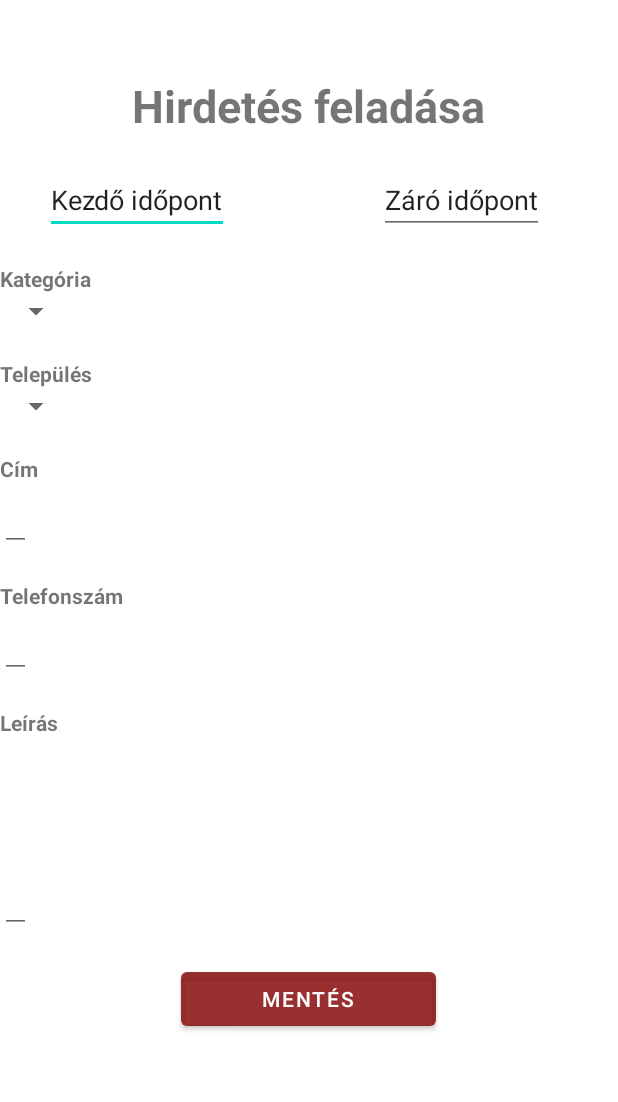
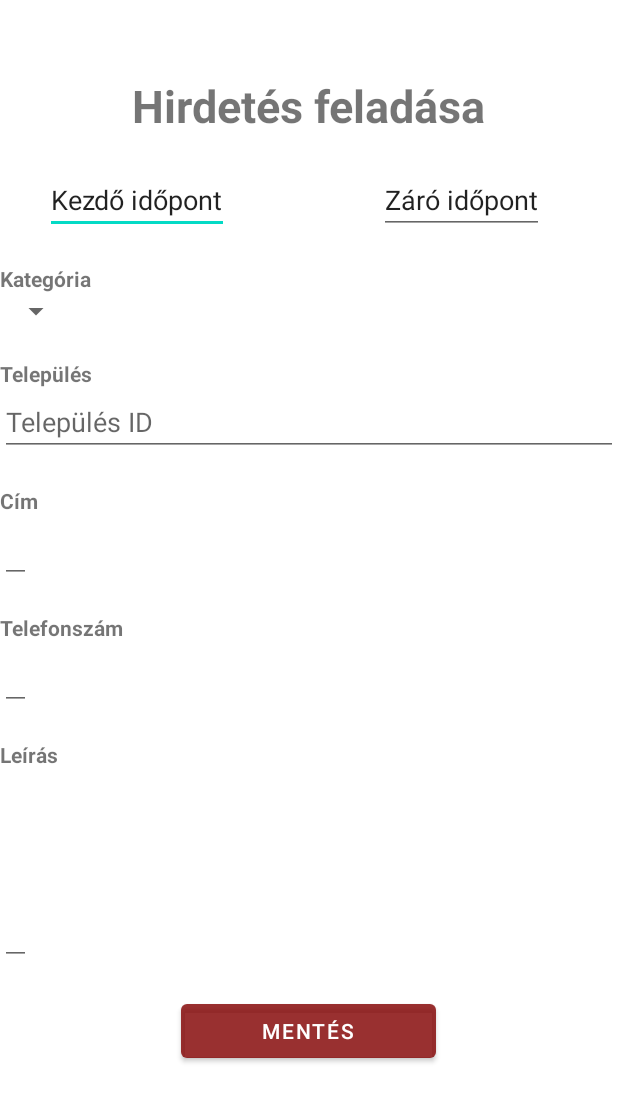
Before and after one commit to denesevelin/Vizsgaremek_Android, an Android app: the layout hirdetes_feladasa.xml on its own in the app's theme, with its tools: preview values and no code run, on a phone screen of 412 x 824 dp. Shown: the top 1102 px of the screen. Run offline under Robolectric (Android 15) with nearby library versions, the phone set to English and light mode, and no system bars.

Commit message:
Hirdetés feladása oldal kinézetének módosítása

```diff
--- a/app/src/main/res/layout/hirdetes_feladasa.xml
+++ b/app/src/main/res/layout/hirdetes_feladasa.xml
@@ -66,18 +66,18 @@
             android:layout_marginTop="20dp"
             android:id="@+id/textViewTelepulesHirdetesFeladasa"/>
 
-        <Spinner
-            android:layout_width="wrap_content"
+        <EditText
+            android:layout_width="match_parent"
             android:layout_height="wrap_content"
+            android:hint="Település ID"
             android:layout_below="@+id/textViewTelepulesHirdetesFeladasa"
-            android:spinnerMode="dropdown"
-            android:id="@+id/spinnerTelepulesHirdetesFeladasa"/>
+            android:id="@+id/editTelepulesHirdetesFeladasa"/>
 
         <TextView
             android:layout_width="wrap_content"
             android:layout_height="wrap_content"
             android:text="Cím"
-            android:layout_below="@id/spinnerTelepulesHirdetesFeladasa"
+            android:layout_below="@id/editTelepulesHirdetesFeladasa"
             android:textStyle="bold"
             android:layout_marginTop="20dp"
             android:id="@+id/textViewCimHirdetesFeladasa"/>
@@ -132,6 +132,13 @@
             android:layout_centerHorizontal="true"
             android:id="@+id/buttonMentesHirdetesFeladasa"/>
 
+        <TextView
+            android:layout_width="match_parent"
+            android:layout_height="wrap_content"
+            android:textColor="#FF0000"
+            android:layout_below="@+id/buttonMentesHirdetesFeladasa"
+            android:id="@+id/hibaText"/>
+
     </RelativeLayout>
 
 </ScrollView>
```
